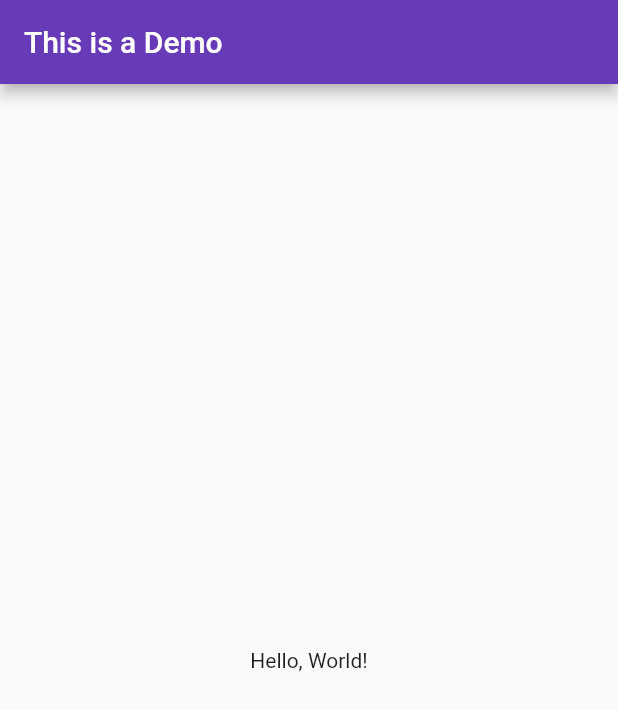
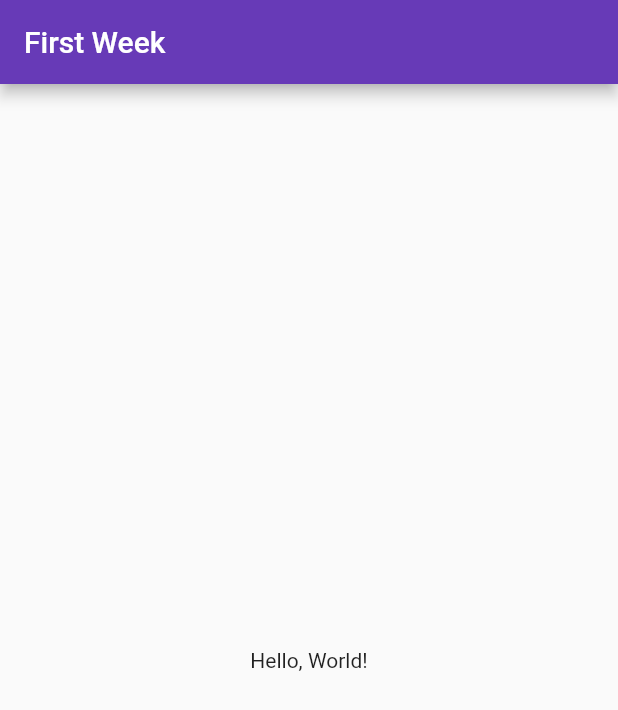
Before and after one commit to FaishalNabhan/track-workshop-pemrograman-perangkat-bergerak, a Flutter app: the screen it shows after launch, on a phone screen of 412 x 824 dp. Shown: the top 710 px of the screen. Run offline on Flutter 3.47's test engine with Material 2 defaults, Android fonts, the phone set to English and light mode, and no system bars.

Commit message:
second commit

```diff
--- a/lib/main.dart
+++ b/lib/main.dart
@@ -73,7 +73,7 @@ class _MyHomePageState extends State<MyHomePage> {
       appBar: AppBar(
         // Here we take the value from the MyHomePage object that was created by
         // the App.build method, and use it to set our appbar title.
-        title: Text('This is a Demo'),
+        title: Text('First Week'),
       ),
       body: Center(
         // Center is a layout widget. It takes a single child and positions it
```
